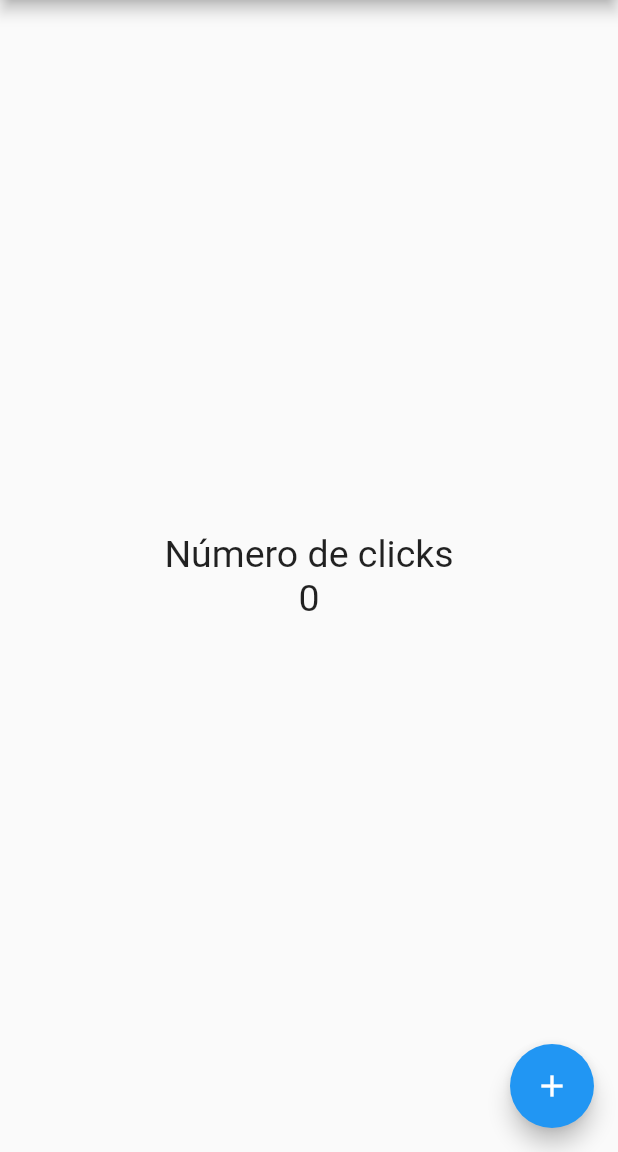
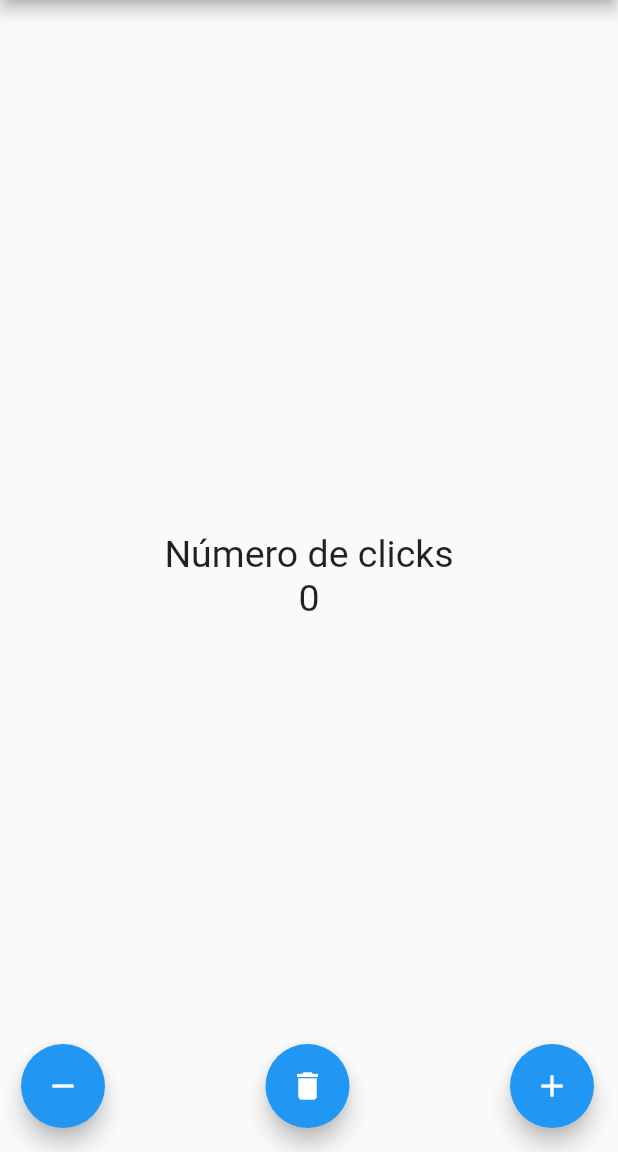
Before and after one commit to jcalderita/course-fh-flutter, a Flutter app: the screen it shows after launch, on a phone screen of 412 x 824 dp, the part 84-1236 px from its top. Run offline on Flutter 3.47's test engine with Material 2 defaults, Android fonts, the phone set to English and light mode, and no system bars.

Commit message:
Fin app01

```diff
--- a/app01/lib/src/app.dart
+++ b/app01/lib/src/app.dart
@@ -1,6 +1,7 @@
 import 'package:flutter/material.dart';
 
-import 'package:app01/src/pages/home_page.dart';
+// import 'package:app01/src/pages/home_page.dart';
+import 'package:app01/src/pages/contador_page.dart';
 
 class MyApp extends StatelessWidget {
   const MyApp({Key? key}) : super(key: key);
@@ -9,8 +10,10 @@ class MyApp extends StatelessWidget {
   Widget build(BuildContext context) {
     return const MaterialApp(
       // home: Center(child: Text('Hola Mundo')),
+      debugShowCheckedModeBanner: false,
       home: Center(
-        child: HomePage(),
+        child: ContadorPage(),
+        // child: HomePage(),
       ),
     );
   }
--- /dev/null
+++ b/app01/lib/src/pages/contador_page.dart
@@ -0,0 +1,73 @@
+import 'package:flutter/material.dart';
+
+class ContadorPage extends StatefulWidget {
+  const ContadorPage({Key? key}) : super(key: key);
+
+  @override
+  _ContadorPageState createState() => _ContadorPageState();
+}
+
+class _ContadorPageState extends State<ContadorPage> {
+  final _estilo = const TextStyle(fontSize: 25.0);
+  int _contador = 0;
+  @override
+  Widget build(BuildContext context) {
+    return Scaffold(
+      appBar: AppBar(
+        title: const Text('Título'),
+        centerTitle: true,
+      ),
+      body: Center(
+        child: Column(
+          mainAxisAlignment: MainAxisAlignment.center,
+          children: [
+            Text(
+              "Número de clicks",
+              style: _estilo,
+            ),
+            Text(
+              '$_contador',
+              style: _estilo,
+            )
+          ],
+        ),
+      ),
+      floatingActionButton: _crearBotones(),
+    );
+  }
+
+  Widget _crearBotones() {
+    return Row(
+      mainAxisAlignment: MainAxisAlignment.end,
+      children: [
+        const SizedBox(
+          width: 30,
+        ),
+        FloatingActionButton(
+          onPressed: () => _operacion(_contador - 1),
+          child: const Icon(
+            Icons.remove,
+          ),
+        ),
+        const Expanded(child: SizedBox()),
+        FloatingActionButton(
+          onPressed: () => _operacion(0),
+          child: const Icon(
+            Icons.delete,
+          ),
+        ),
+        const Expanded(child: SizedBox()),
+        FloatingActionButton(
+          onPressed: () => _operacion(_contador + 1),
+          child: const Icon(
+            Icons.add,
+          ),
+        ),
+      ],
+    );
+  }
+
+  void _operacion(int valor) {
+    setState(() => _contador = valor);
+  }
+}
--- a/app01/lib/src/pages/home_page.dart
+++ b/app01/lib/src/pages/home_page.dart
@@ -3,8 +3,8 @@ import 'package:flutter/material.dart';
 class HomePage extends StatelessWidget {
   const HomePage({Key? key}) : super(key: key);
 
-  final estilo = const TextStyle(fontSize: 25.0);
-  final int contador = 0;
+  final _estilo = const TextStyle(fontSize: 25.0);
+  final int _contador = 0;
 
   @override
   Widget build(BuildContext context) {
@@ -20,11 +20,11 @@ class HomePage extends StatelessWidget {
           children: [
             Text(
               "Número de clicks",
-              style: estilo,
+              style: _estilo,
             ),
             Text(
-              '$contador',
-              style: estilo,
+              '$_contador',
+              style: _estilo,
             )
           ],
         ),
```
